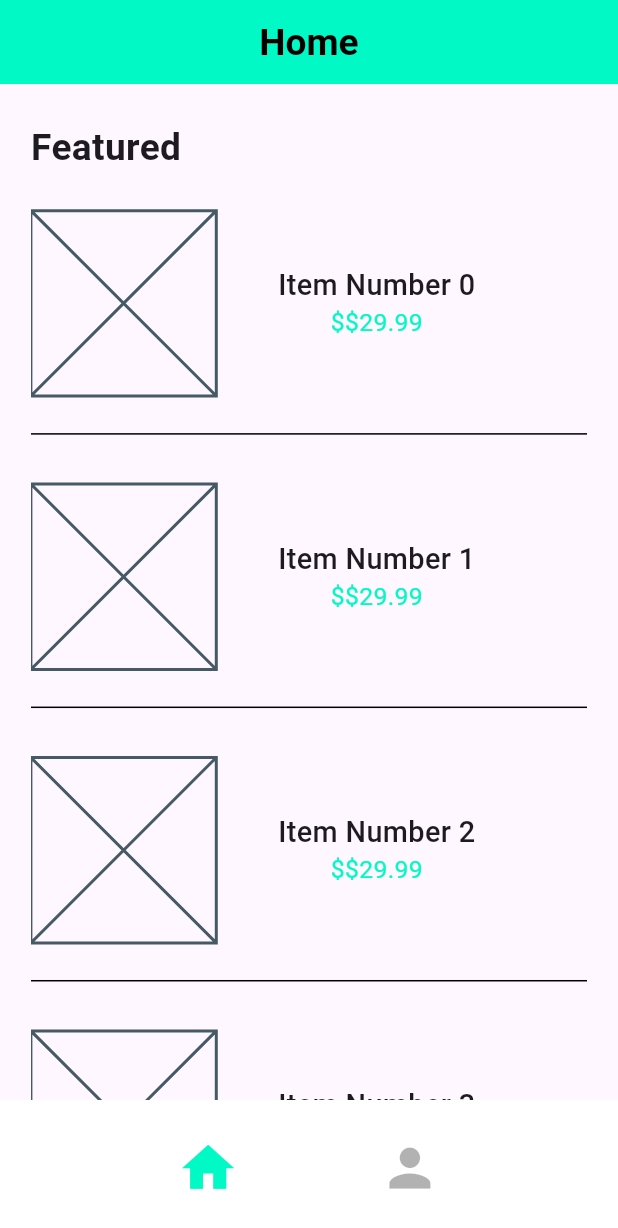
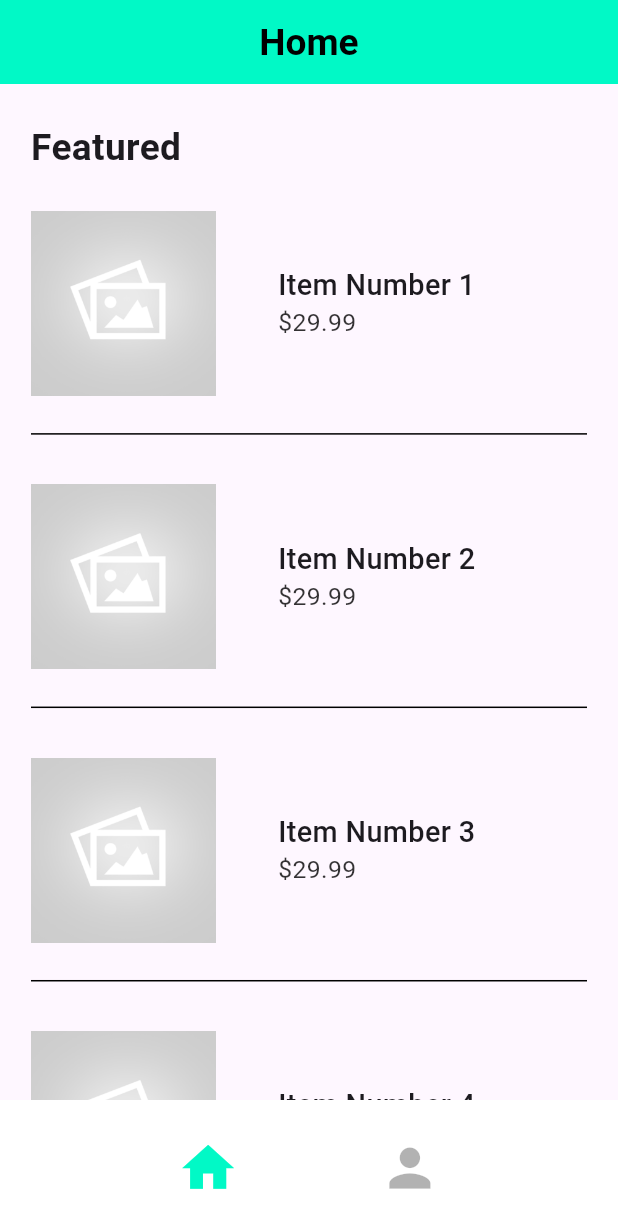
Before and after one commit to adrianmarkj/order_chimps_joel, a Flutter app: the HomePage screen opened by its route, on a phone screen of 412 x 824 dp. Shown: the top 1228 px of the screen. Run offline on Flutter 3.47's test engine with Material 3 defaults, Android fonts, the phone set to English and light mode, and no system bars; our stand-ins replace cloud_firestore, connectivity_plus, dartz, dio, equatable, flutter_bloc and 6 more; accounts and stored records are empty.

```diff
--- a/lib/application/pages/home/home_page.dart
+++ b/lib/application/pages/home/home_page.dart
@@ -52,10 +52,8 @@ class _HomePageState extends BasePageState<HomePage> {
                     shrinkWrap: true,
                     scrollDirection: Axis.vertical,
                     physics: const BouncingScrollPhysics(),
-                    itemCount: 100,
                     itemBuilder: (context, index) => ProductTile(
-                      title: "Item Number $index",
-                      img: "",
+                      title: "Item Number ${index+1}",
                       price: "\$29.99",
                     ),
                   ),
--- a/lib/application/pages/home/widgets/product_tile.dart
+++ b/lib/application/pages/home/widgets/product_tile.dart
@@ -1,15 +1,15 @@
 import 'package:base_project/application/core/utils/app_colors.dart';
+import 'package:base_project/application/core/utils/app_images.dart';
 import 'package:base_project/application/core/utils/app_styling.dart';
 import 'package:flutter/material.dart';
 import 'package:sizer/sizer.dart';
 
 class ProductTile extends StatelessWidget {
   final String title;
-  final String img;
   final String price;
 
   const ProductTile(
-      {super.key, required this.title, required this.price, required this.img});
+      {super.key, required this.title, required this.price,});
 
   @override
   Widget build(BuildContext context) {
@@ -23,13 +23,14 @@ class ProductTile extends StatelessWidget {
           SizedBox(
             height: 15.h,
             width: 15.h,
-            child: const Placeholder(),
+            child: Image.asset(AppImages.empty),
           ),
           SizedBox(width: 10.w,),
           Column(
+            crossAxisAlignment: CrossAxisAlignment.start,
             children: [
               Text(title, style: AppStyling.bold500TextSize14,),
-              Text("\$$price", style: AppStyling.normal400TextSize12.copyWith(color: AppColors.teal),)
+              Text(price, style: AppStyling.normal400TextSize12.copyWith(color: AppColors.black.withOpacity(0.8)),)
             ],
           )
         ],
```
Also changed, not shown: lib/application/core/utils/app_images.dart (+1 -39 lines), images/pngs/empty.png (added).
